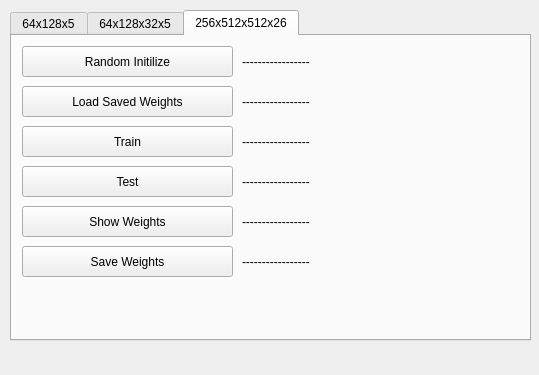
Before: the Qt Designer form mainwindow.ui in ahmetcihan/ann, drawn with Qt 5.
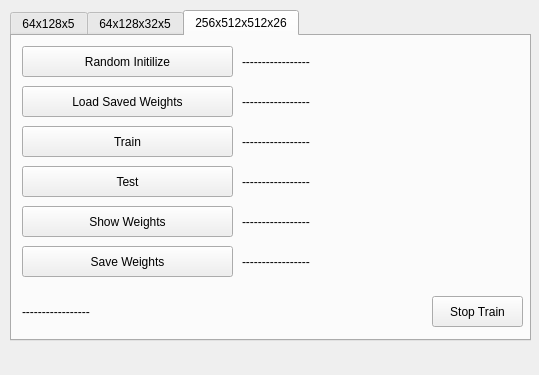
After: the same form once the commit is applied.

Commit message: retrain with sigmoid and some debug labels

The edit to the form file:
```diff
--- a/mainwindow.ui
+++ b/mainwindow.ui
@@ -508,6 +508,32 @@
        <string>Show Weights</string>
       </property>
      </widget>
+     <widget class="QLabel" name="label_256_512_512_26_train_status">
+      <property name="geometry">
+       <rect>
+        <x>10</x>
+        <y>260</y>
+        <width>401</width>
+        <height>31</height>
+       </rect>
+      </property>
+      <property name="text">
+       <string>-----------------</string>
+      </property>
+     </widget>
+     <widget class="QPushButton" name="pushButton_256_512_512_26_stop_train">
+      <property name="geometry">
+       <rect>
+        <x>420</x>
+        <y>260</y>
+        <width>91</width>
+        <height>31</height>
+       </rect>
+      </property>
+      <property name="text">
+       <string>Stop Train</string>
+      </property>
+     </widget>
     </widget>
    </widget>
   </widget>
```
The commit also changes 6 other files.
